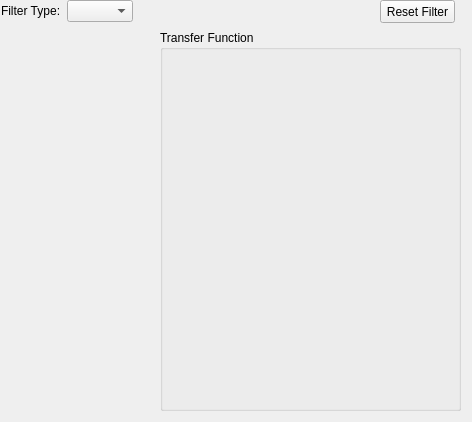
First picture: the form in l674_lock_ui/widgets/iir.ui, repository OxfordIonTrapGroup/stabilizer-ui, before the edit.
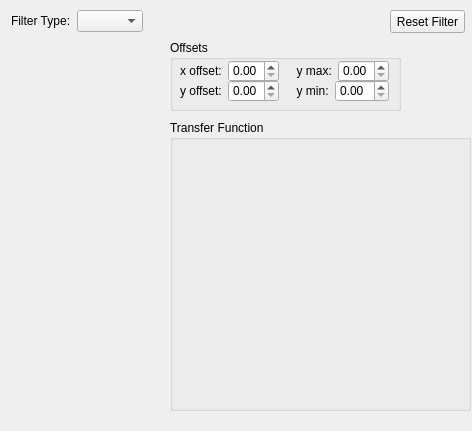
Second picture: the form after the edit.

The edit to the form file:
```diff
--- a/l674_lock_ui/widgets/iir.ui
+++ b/l674_lock_ui/widgets/iir.ui
@@ -7,7 +7,7 @@
     <x>0</x>
     <y>0</y>
     <width>472</width>
-    <height>422</height>
+    <height>431</height>
    </rect>
   </property>
   <property name="windowTitle">
@@ -16,8 +16,8 @@
   <widget class="QWidget" name="layoutWidget_2">
    <property name="geometry">
     <rect>
-     <x>1</x>
-     <y>0</y>
+     <x>11</x>
+     <y>10</y>
      <width>132</width>
      <height>22</height>
     </rect>
@@ -38,10 +38,10 @@
   <widget class="QStackedWidget" name="filterParamsStack">
    <property name="geometry">
     <rect>
-     <x>1</x>
-     <y>30</y>
+     <x>11</x>
+     <y>40</y>
      <width>151</width>
-     <height>381</height>
+     <height>371</height>
     </rect>
    </property>
    <property name="currentIndex">
@@ -51,10 +51,10 @@
   <widget class="QGroupBox" name="transferFunctionBox">
    <property name="geometry">
     <rect>
-     <x>160</x>
-     <y>30</y>
+     <x>170</x>
+     <y>120</y>
      <width>301</width>
-     <height>381</height>
+     <height>291</height>
     </rect>
    </property>
    <property name="title">
@@ -64,8 +64,8 @@
   <widget class="QPushButton" name="resetFilterButton">
    <property name="geometry">
     <rect>
-     <x>380</x>
-     <y>0</y>
+     <x>390</x>
+     <y>10</y>
      <width>75</width>
      <height>23</height>
     </rect>
@@ -74,6 +74,107 @@
     <string>Reset Filter</string>
    </property>
   </widget>
+  <widget class="QGroupBox" name="groupBox">
+   <property name="geometry">
+    <rect>
+     <x>170</x>
+     <y>40</y>
+     <width>231</width>
+     <height>71</height>
+    </rect>
+   </property>
+   <property name="title">
+    <string>Offsets</string>
+   </property>
+   <widget class="QWidget" name="layoutWidget_4">
+    <property name="geometry">
+     <rect>
+      <x>120</x>
+      <y>20</y>
+      <width>99</width>
+      <height>22</height>
+     </rect>
+    </property>
+    <layout class="QGridLayout" name="gridLayout_6">
+     <item row="0" column="0">
+      <widget class="QLabel" name="label_6">
+       <property name="text">
+        <string>  y max:</string>
+       </property>
+      </widget>
+     </item>
+     <item row="0" column="1">
+      <widget class="QDoubleSpinBox" name="doubleSpinBox_6"/>
+     </item>
+    </layout>
+   </widget>
+   <widget class="QWidget" name="layoutWidget">
+    <property name="geometry">
+     <rect>
+      <x>10</x>
+      <y>20</y>
+      <width>99</width>
+      <height>22</height>
+     </rect>
+    </property>
+    <layout class="QGridLayout" name="gridLayout_4">
+     <item row="0" column="0">
+      <widget class="QLabel" name="label_4">
+       <property name="text">
+        <string>x offset:</string>
+       </property>
+      </widget>
+     </item>
+     <item row="0" column="1">
+      <widget class="QDoubleSpinBox" name="doubleSpinBox_4"/>
+     </item>
+    </layout>
+   </widget>
+   <widget class="QWidget" name="layoutWidget_3">
+    <property name="geometry">
+     <rect>
+      <x>10</x>
+      <y>40</y>
+      <width>99</width>
+      <height>22</height>
+     </rect>
+    </property>
+    <layout class="QGridLayout" name="gridLayout_5">
+     <item row="0" column="0">
+      <widget class="QLabel" name="label_5">
+       <property name="text">
+        <string>y offset:</string>
+       </property>
+      </widget>
+     </item>
+     <item row="0" column="1">
+      <widget class="QDoubleSpinBox" name="doubleSpinBox_5"/>
+     </item>
+    </layout>
+   </widget>
+   <widget class="QWidget" name="layoutWidget_5">
+    <property name="geometry">
+     <rect>
+      <x>120</x>
+      <y>40</y>
+      <width>99</width>
+      <height>22</height>
+     </rect>
+    </property>
+    <layout class="QGridLayout" name="gridLayout_7">
+     <item row="0" column="0">
+      <widget class="QLabel" name="label_7">
+       <property name="text">
+        <string>  y min:</string>
+       </property>
+      </widget>
+     </item>
+     <item row="0" column="1">
+      <widget class="QDoubleSpinBox" name="doubleSpinBox_7"/>
+     </item>
+    </layout>
+   </widget>
+  </widget>
  </widget>
  <resources/>
  <connections>
```
